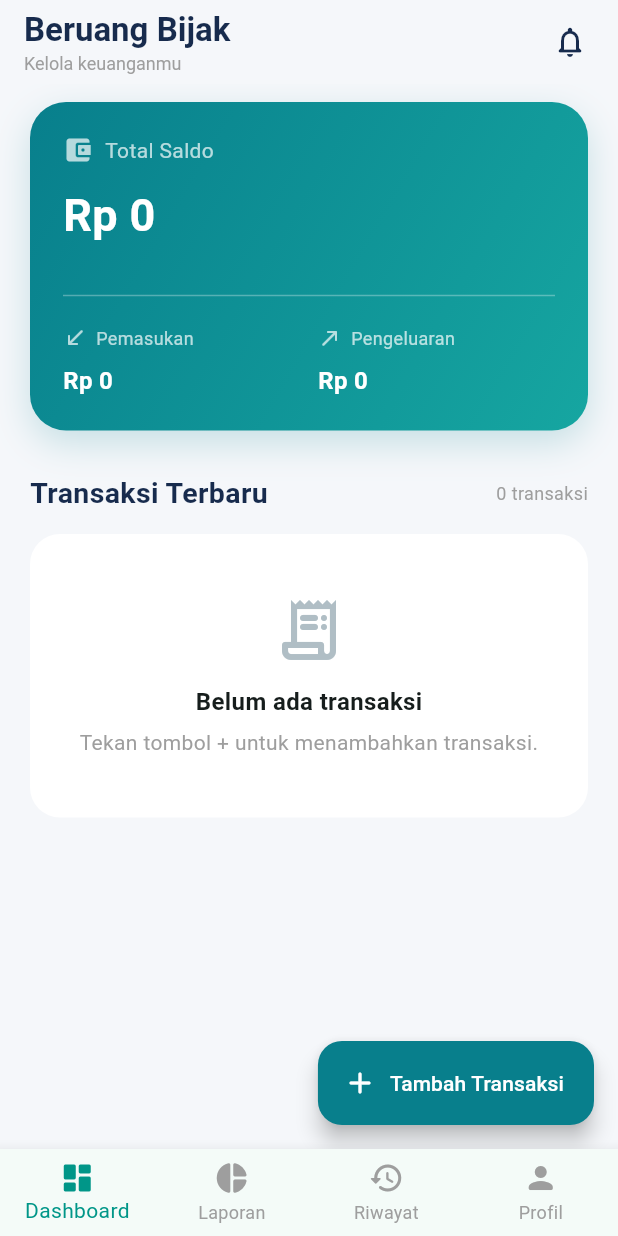
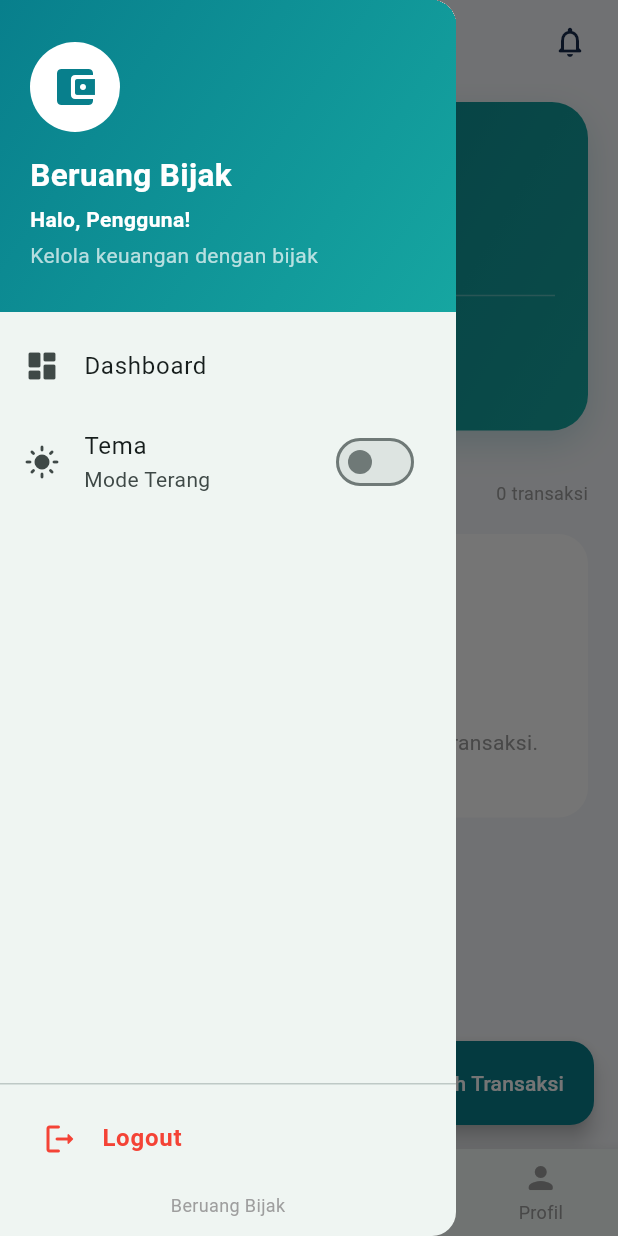
Before and after one commit to Creature-With-Sins/beruang_bijak, a Flutter app: the screen it shows after launch, with the side drawer open (before the commit the screen has no drawer), on a phone screen of 412 x 824 dp. Run offline on Flutter 3.47's test engine with Material 3 defaults, Android fonts, the light colour scheme and no system bars; our stand-ins replace fl_chart, sqflite; accounts and stored records are empty.

Commit message:
feat: implement drawer navigation and logout UI

```diff
--- a/lib/screens/home_screen.dart
+++ b/lib/screens/home_screen.dart
@@ -7,7 +7,9 @@ import '../widgets/transaction_card.dart';
 import 'add_transaction_screen.dart';
 
 class HomeScreen extends StatelessWidget {
-  const HomeScreen({super.key});
+  final VoidCallback onMenuPressed;
+
+  const HomeScreen({super.key, required this.onMenuPressed});
 
   String _formatRupiah(num amount) {
     return NumberFormat.currency(
@@ -27,6 +29,11 @@ class HomeScreen extends StatelessWidget {
       appBar: AppBar(
         backgroundColor: const Color(0xFFF5F7FA),
         elevation: 0,
+        leading: IconButton(
+          tooltip: 'Buka menu',
+          onPressed: onMenuPressed,
+          icon: const Icon(Icons.menu_rounded, color: Color(0xFF172B4D)),
+        ),
         title: const Column(
           crossAxisAlignment: CrossAxisAlignment.start,
           children: [
--- a/lib/screens/main_navigation_screen.dart
+++ b/lib/screens/main_navigation_screen.dart
@@ -1,8 +1,10 @@
 import 'package:flutter/material.dart';
+
 import 'home_screen.dart';
 import 'report_screen.dart';
 import 'history_screen.dart';
 import 'profile_screen.dart';
+import '../widgets/custom_drawer.dart';
 
 class MainNavigationScreen extends StatefulWidget {
   const MainNavigationScreen({super.key});
@@ -12,15 +14,9 @@ class MainNavigationScreen extends StatefulWidget {
 }
 
 class _MainNavigationScreenState extends State<MainNavigationScreen> {
+  final GlobalKey<ScaffoldState> _scaffoldKey = GlobalKey<ScaffoldState>();
+
   int _selectedIndex = 0;
-
-  // Daftar halaman yang dikerjakan oleh Anggota 2 & Anggota 3
-  final List<Widget> _screens = const [
-    HomeScreen(),     // Tab 0: Dashboard (Anggota 2)
-    ReportScreen(),   // Tab 1: Laporan & Grafik (Anggota 3)
-    HistoryScreen(),  // Tab 2: Histori & Search (Anggota 3)
-    ProfileScreen(),  // Tab 3: Profil & Setting (Anggota 3)
-  ];
 
   void _onItemTapped(int index) {
     setState(() {
@@ -28,13 +24,32 @@ class _MainNavigationScreenState extends State<MainNavigationScreen> {
     });
   }
 
+  void _goToDashboard() {
+    setState(() {
+      _selectedIndex = 0;
+    });
+  }
+
+  void _openDrawer() {
+    debugPrint('Tombol menu ditekan');
+    debugPrint('Scaffold state: ${_scaffoldKey.currentState}');
+
+    _scaffoldKey.currentState?.openDrawer();
+  }
+
   @override
   Widget build(BuildContext context) {
+    final screens = [
+      HomeScreen(onMenuPressed: _openDrawer),
+      const ReportScreen(),
+      const HistoryScreen(),
+      const ProfileScreen(),
+    ];
+
     return Scaffold(
-      body: IndexedStack(
-        index: _selectedIndex,
-        children: _screens,
-      ),
+      key: _scaffoldKey,
+      drawer: CustomDrawer(onDashboardTap: _goToDashboard),
+      body: IndexedStack(index: _selectedIndex, children: screens),
       bottomNavigationBar: BottomNavigationBar(
         currentIndex: _selectedIndex,
         onTap: _onItemTapped,
--- /dev/null
+++ b/lib/widgets/custom_drawer.dart
@@ -0,0 +1,157 @@
+import 'package:flutter/material.dart';
+import 'package:provider/provider.dart';
+
+import '../main.dart';
+
+class CustomDrawer extends StatelessWidget {
+  final VoidCallback onDashboardTap;
+
+  const CustomDrawer({super.key, required this.onDashboardTap});
+
+  void _showLogoutDialog(BuildContext context) {
+    showDialog<void>(
+      context: context,
+      builder:
+          (dialogContext) => AlertDialog(
+            icon: const Icon(Icons.logout_rounded, color: Colors.red, size: 32),
+            title: const Text('Konfirmasi Logout'),
+            content: const Text('Apakah lo yakin ingin keluar dari akun?'),
+            actions: [
+              TextButton(
+                onPressed: () => Navigator.pop(dialogContext),
+                child: const Text('Batal'),
+              ),
+              FilledButton(
+                style: FilledButton.styleFrom(
+                  backgroundColor: Colors.red,
+                  foregroundColor: Colors.white,
+                ),
+                onPressed: () {
+                  Navigator.pop(dialogContext);
+
+                  ScaffoldMessenger.of(context).showSnackBar(
+                    const SnackBar(
+                      content: Text(
+                        'Fungsi logout menunggu integrasi autentikasi.',
+                      ),
+                    ),
+                  );
+                },
+                child: const Text('Logout'),
+              ),
+            ],
+          ),
+    );
+  }
+
+  @override
+  Widget build(BuildContext context) {
+    final themeProvider = context.watch<ThemeProvider>();
+    final isDarkMode = themeProvider.themeMode == ThemeMode.dark;
+
+    return Drawer(
+      child: SafeArea(
+        child: Column(
+          children: [
+            Container(
+              width: double.infinity,
+              padding: const EdgeInsets.symmetric(horizontal: 20, vertical: 28),
+              decoration: const BoxDecoration(
+                gradient: LinearGradient(
+                  colors: [Color(0xFF087F8C), Color(0xFF16A6A1)],
+                  begin: Alignment.topLeft,
+                  end: Alignment.bottomRight,
+                ),
+              ),
+              child: const Column(
+                crossAxisAlignment: CrossAxisAlignment.start,
+                children: [
+                  CircleAvatar(
+                    radius: 30,
+                    backgroundColor: Colors.white,
+                    child: Icon(
+                      Icons.account_balance_wallet_rounded,
+                      color: Color(0xFF087F8C),
+                      size: 32,
+                    ),
+                  ),
+                  SizedBox(height: 14),
+                  Text(
+                    'Beruang Bijak',
+                    style: TextStyle(
+                      color: Colors.white,
+                      fontSize: 21,
+                      fontWeight: FontWeight.bold,
+                    ),
+                  ),
+                  SizedBox(height: 4),
+                  Text(
+                    'Halo, Pengguna!',
+                    style: TextStyle(
+                      color: Colors.white,
+                      fontWeight: FontWeight.w600,
+                    ),
+                  ),
+                  SizedBox(height: 4),
+                  Text(
+                    'Kelola keuangan dengan bijak',
+                    style: TextStyle(color: Colors.white70),
+                  ),
+                ],
+              ),
+            ),
+            const SizedBox(height: 8),
+            ListTile(
+              leading: const Icon(Icons.dashboard_rounded),
+              title: const Text('Dashboard'),
+              onTap: () {
+                Navigator.pop(context);
+                onDashboardTap();
+              },
+            ),
+            ListTile(
+              leading: Icon(isDarkMode ? Icons.dark_mode : Icons.light_mode),
+              title: const Text('Tema'),
+              subtitle: Text(isDarkMode ? 'Mode Gelap' : 'Mode Terang'),
+              trailing: Switch(
+                value: isDarkMode,
+                onChanged: (_) {
+                  context.read<ThemeProvider>().toggleTheme();
+                },
+              ),
+              onTap: () {
+                context.read<ThemeProvider>().toggleTheme();
+              },
+            ),
+            const Spacer(),
+            const Divider(height: 1),
+            Padding(
+              padding: const EdgeInsets.symmetric(horizontal: 12, vertical: 8),
+              child: ListTile(
+                leading: const Icon(Icons.logout_rounded, color: Colors.red),
+                title: const Text(
+                  'Logout',
+                  style: TextStyle(
+                    color: Colors.red,
+                    fontWeight: FontWeight.w600,
+                  ),
+                ),
+                onTap: () {
+                  Navigator.pop(context);
+                  _showLogoutDialog(context);
+                },
+              ),
+            ),
+            const Padding(
+              padding: EdgeInsets.only(bottom: 12),
+              child: Text(
+                'Beruang Bijak',
+                style: TextStyle(fontSize: 12, color: Colors.grey),
+              ),
+            ),
+          ],
+        ),
+      ),
+    );
+  }
+}
```
Also changed, not shown: lib/screens/profile_screen.dart (+64 -45 lines).
